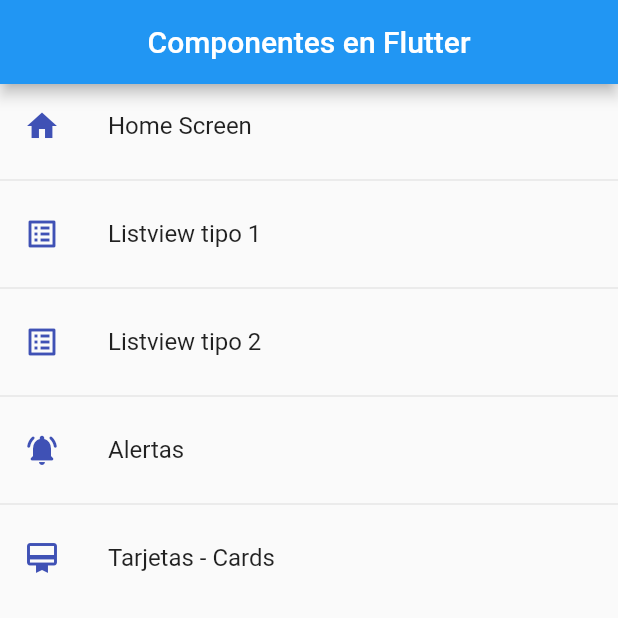
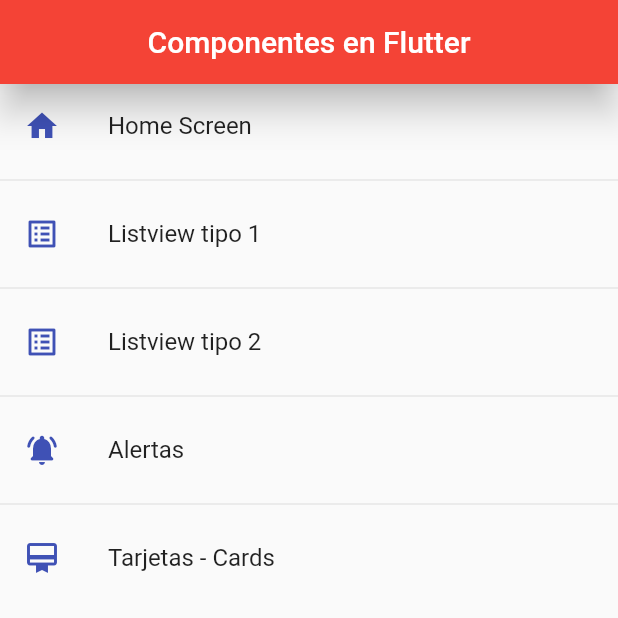
Before and after one commit to cfe-vasco/react-dart-flutter_Fundaments, a Flutter app: the screen it shows after launch, on a phone screen of 412 x 824 dp, the top half of it. Run offline on Flutter 3.47's test engine with Material 2 defaults, Android fonts, the phone set to English and light mode, and no system bars.

Commit message:
Tema globlal para la App

```diff
--- a/flutter_components/lib/main.dart
+++ b/flutter_components/lib/main.dart
@@ -13,7 +13,17 @@
       title: 'Material App',
       initialRoute: AppRoutes.initialRoute,
       routes: AppRoutes.getAppRoutes(),
-      onGenerateRoute: AppRoutes.onGenerateRoute
+      onGenerateRoute: AppRoutes.onGenerateRoute,
+      theme: ThemeData.light().copyWith(
+        //Color primario
+        primaryColor: Colors.indigo,
+
+        //AppBar Theme
+        appBarTheme: const AppBarTheme(
+          color: Colors.red,
+          elevation: 10,
+        )
+      ),
     );
   }
 }
--- a/flutter_components/lib/screens/listview2_screen.dart
+++ b/flutter_components/lib/screens/listview2_screen.dart
@@ -15,8 +15,6 @@
     return Scaffold(
         appBar: AppBar(
           title: const Center(child: Text("Listview Tipo 2")),
-          elevation: 10,
-          backgroundColor: Colors.indigo,
         ),
         body: ListView.separated(
           itemCount: options.length,
```
